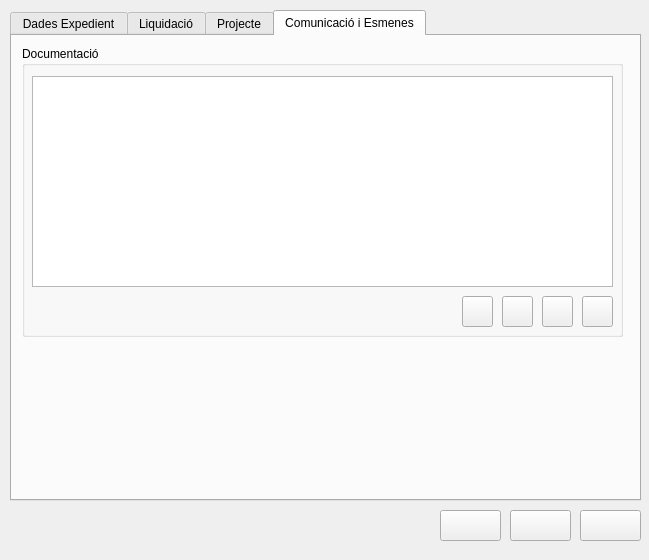
Old version of the form src/exp_om.ui in the repository daviderill/expedients.
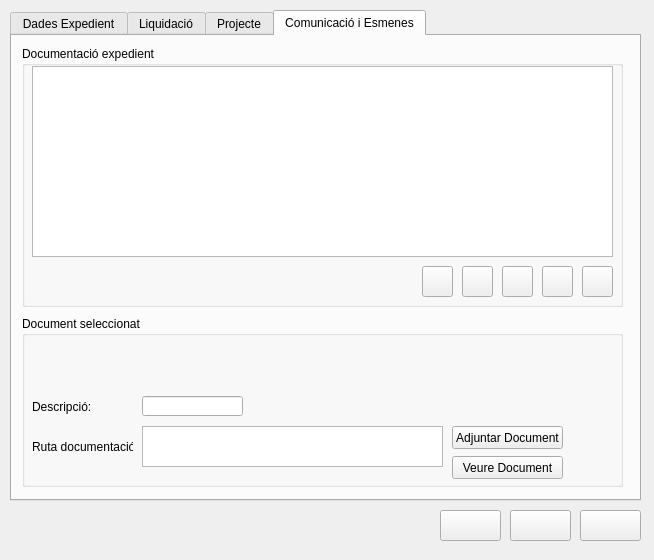
New version of the form. Icons and pictures are not drawn.

What changed in the file:
```diff
--- a/src/exp_om.ui
+++ b/src/exp_om.ui
@@ -6,7 +6,7 @@
    <rect>
     <x>0</x>
     <y>0</y>
-    <width>649</width>
+    <width>654</width>
     <height>560</height>
    </rect>
   </property>
@@ -2522,19 +2522,19 @@
        <x>10</x>
        <y>10</y>
        <width>601</width>
-       <height>291</height>
+       <height>261</height>
       </rect>
      </property>
      <property name="title">
-      <string>Documentació</string>
+      <string>Documentació expedient</string>
      </property>
      <widget class="QTableView" name="tblDoc">
       <property name="geometry">
        <rect>
         <x>10</x>
-        <y>30</y>
+        <y>20</y>
         <width>581</width>
-        <height>211</height>
+        <height>191</height>
        </rect>
       </property>
       <property name="dragEnabled">
@@ -2557,7 +2557,7 @@
       <property name="geometry">
        <rect>
         <x>560</x>
-        <y>250</y>
+        <y>220</y>
         <width>31</width>
         <height>31</height>
        </rect>
@@ -2582,8 +2582,8 @@
      <widget class="QPushButton" name="btnCreate">
       <property name="geometry">
        <rect>
-        <x>440</x>
-        <y>250</y>
+        <x>400</x>
+        <y>220</y>
         <width>31</width>
         <height>31</height>
        </rect>
@@ -2608,8 +2608,8 @@
      <widget class="QPushButton" name="btnUpdate">
       <property name="geometry">
        <rect>
-        <x>480</x>
-        <y>250</y>
+        <x>440</x>
+        <y>220</y>
         <width>31</width>
         <height>31</height>
        </rect>
@@ -2634,8 +2634,8 @@
      <widget class="QPushButton" name="btnDelete">
       <property name="geometry">
        <rect>
-        <x>520</x>
-        <y>250</y>
+        <x>480</x>
+        <y>220</y>
         <width>31</width>
         <height>31</height>
        </rect>
@@ -2655,6 +2655,123 @@
         <width>23</width>
         <height>23</height>
        </size>
+      </property>
+     </widget>
+     <widget class="QPushButton" name="btnDocSave">
+      <property name="geometry">
+       <rect>
+        <x>520</x>
+        <y>220</y>
+        <width>31</width>
+        <height>31</height>
+       </rect>
+      </property>
+      <property name="toolTip">
+       <string>Desar</string>
+      </property>
+      <property name="text">
+       <string/>
+      </property>
+      <property name="icon">
+       <iconset>
+        <normaloff>icons/save.png</normaloff>icons/save.png</iconset>
+      </property>
+      <property name="iconSize">
+       <size>
+        <width>23</width>
+        <height>23</height>
+       </size>
+      </property>
+     </widget>
+    </widget>
+    <widget class="QGroupBox" name="gbDocSel">
+     <property name="geometry">
+      <rect>
+       <x>10</x>
+       <y>280</y>
+       <width>601</width>
+       <height>171</height>
+      </rect>
+     </property>
+     <property name="title">
+      <string>Document seleccionat</string>
+     </property>
+     <widget class="QPushButton" name="btnOpenDoc_2">
+      <property name="geometry">
+       <rect>
+        <x>430</x>
+        <y>140</y>
+        <width>111</width>
+        <height>23</height>
+       </rect>
+      </property>
+      <property name="text">
+       <string>Veure Document</string>
+      </property>
+     </widget>
+     <widget class="QLabel" name="lblDoc_2">
+      <property name="geometry">
+       <rect>
+        <x>10</x>
+        <y>120</y>
+        <width>101</width>
+        <height>21</height>
+       </rect>
+      </property>
+      <property name="text">
+       <string>Ruta documentació:</string>
+      </property>
+     </widget>
+     <widget class="QPushButton" name="btnDoc_2">
+      <property name="geometry">
+       <rect>
+        <x>430</x>
+        <y>110</y>
+        <width>111</width>
+        <height>23</height>
+       </rect>
+      </property>
+      <property name="text">
+       <string>Adjuntar Document</string>
+      </property>
+     </widget>
+     <widget class="QTextEdit" name="txtComDoc">
+      <property name="geometry">
+       <rect>
+        <x>120</x>
+        <y>110</y>
+        <width>301</width>
+        <height>41</height>
+       </rect>
+      </property>
+     </widget>
+     <widget class="QLabel" name="lblPress_2">
+      <property name="geometry">
+       <rect>
+        <x>10</x>
+        <y>80</y>
+        <width>81</width>
+        <height>21</height>
+       </rect>
+      </property>
+      <property name="text">
+       <string>Descripció:</string>
+      </property>
+     </widget>
+     <widget class="QLineEdit" name="txtComDesc">
+      <property name="geometry">
+       <rect>
+        <x>120</x>
+        <y>80</y>
+        <width>101</width>
+        <height>20</height>
+       </rect>
+      </property>
+      <property name="text">
+       <string/>
+      </property>
+      <property name="maxLength">
+       <number>15</number>
       </property>
      </widget>
     </widget>
```
Left out of the diff: 12 changed lines with no effect on the pictures.
